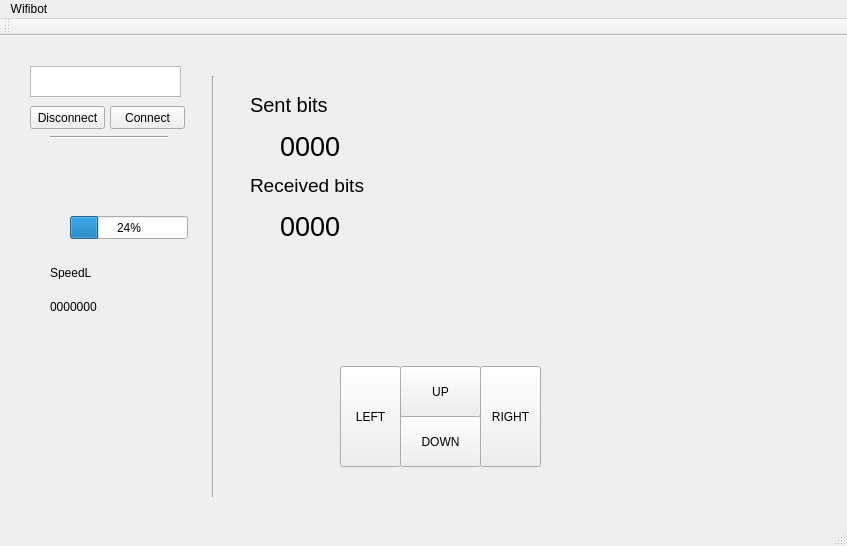
wilcoln/wifibot, file mainwindow.ui: the form before one commit.
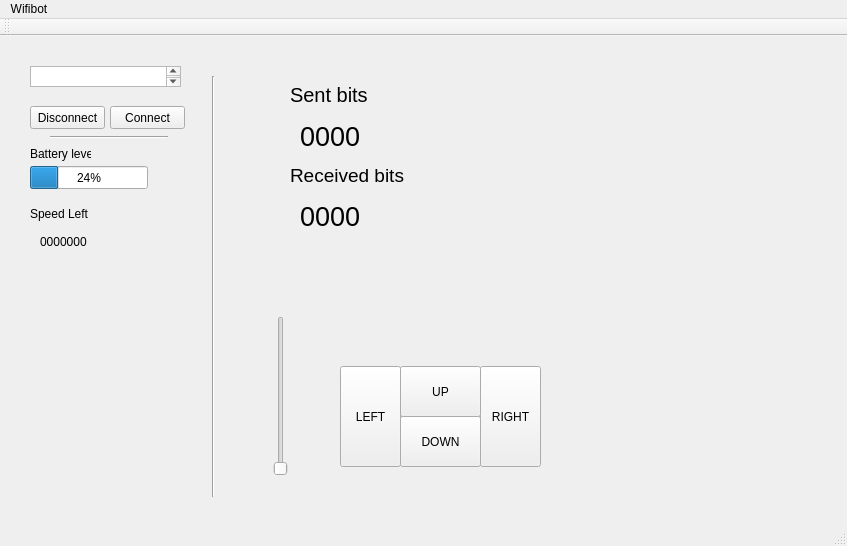
The form after the commit.

```diff
--- a/mainwindow.ui
+++ b/mainwindow.ui
@@ -17,8 +17,8 @@
    <widget class="QLabel" name="label">
     <property name="geometry">
      <rect>
-      <x>250</x>
-      <y>60</y>
+      <x>290</x>
+      <y>50</y>
       <width>91</width>
       <height>18</height>
      </rect>
@@ -35,8 +35,8 @@
    <widget class="QLabel" name="sent">
     <property name="geometry">
      <rect>
-      <x>280</x>
-      <y>80</y>
+      <x>300</x>
+      <y>70</y>
       <width>321</width>
       <height>61</height>
      </rect>
@@ -53,8 +53,8 @@
    <widget class="QLabel" name="label_3">
     <property name="geometry">
      <rect>
-      <x>250</x>
-      <y>140</y>
+      <x>290</x>
+      <y>130</y>
       <width>121</width>
       <height>18</height>
      </rect>
@@ -71,8 +71,8 @@
    <widget class="QLabel" name="received">
     <property name="geometry">
      <rect>
-      <x>280</x>
-      <y>160</y>
+      <x>300</x>
+      <y>150</y>
       <width>361</width>
       <height>61</height>
      </rect>
@@ -141,8 +141,8 @@
    <widget class="QProgressBar" name="progressBar">
     <property name="geometry">
      <rect>
-      <x>70</x>
-      <y>180</y>
+      <x>30</x>
+      <y>130</y>
       <width>118</width>
       <height>23</height>
      </rect>
@@ -157,7 +157,7 @@
       <x>30</x>
       <y>30</y>
       <width>151</width>
-      <height>31</height>
+      <height>21</height>
      </rect>
     </property>
    </widget>
@@ -216,10 +216,10 @@
    <widget class="QLabel" name="speedLeft">
     <property name="geometry">
      <rect>
-      <x>50</x>
-      <y>250</y>
+      <x>40</x>
+      <y>190</y>
       <width>81</width>
-      <height>41</height>
+      <height>31</height>
      </rect>
     </property>
     <property name="text">
@@ -229,14 +229,40 @@
    <widget class="QLabel" name="label_2">
     <property name="geometry">
      <rect>
-      <x>50</x>
-      <y>230</y>
-      <width>47</width>
-      <height>13</height>
+      <x>30</x>
+      <y>170</y>
+      <width>61</width>
+      <height>16</height>
      </rect>
     </property>
     <property name="text">
-     <string>SpeedL</string>
+     <string>Speed Left</string>
+    </property>
+   </widget>
+   <widget class="QLabel" name="label_4">
+    <property name="geometry">
+     <rect>
+      <x>30</x>
+      <y>110</y>
+      <width>61</width>
+      <height>16</height>
+     </rect>
+    </property>
+    <property name="text">
+     <string>Battery level</string>
+    </property>
+   </widget>
+   <widget class="QSlider" name="verticalSlider">
+    <property name="geometry">
+     <rect>
+      <x>270</x>
+      <y>280</y>
+      <width>22</width>
+      <height>160</height>
+     </rect>
+    </property>
+    <property name="orientation">
+     <enum>Qt::Vertical</enum>
     </property>
    </widget>
   </widget>
```
